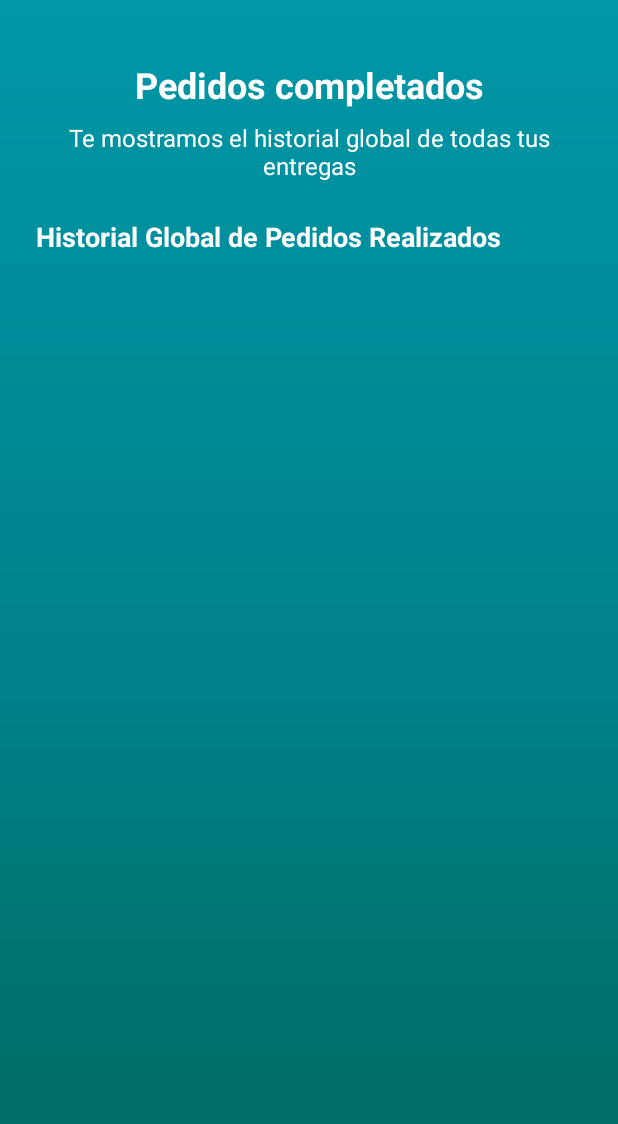
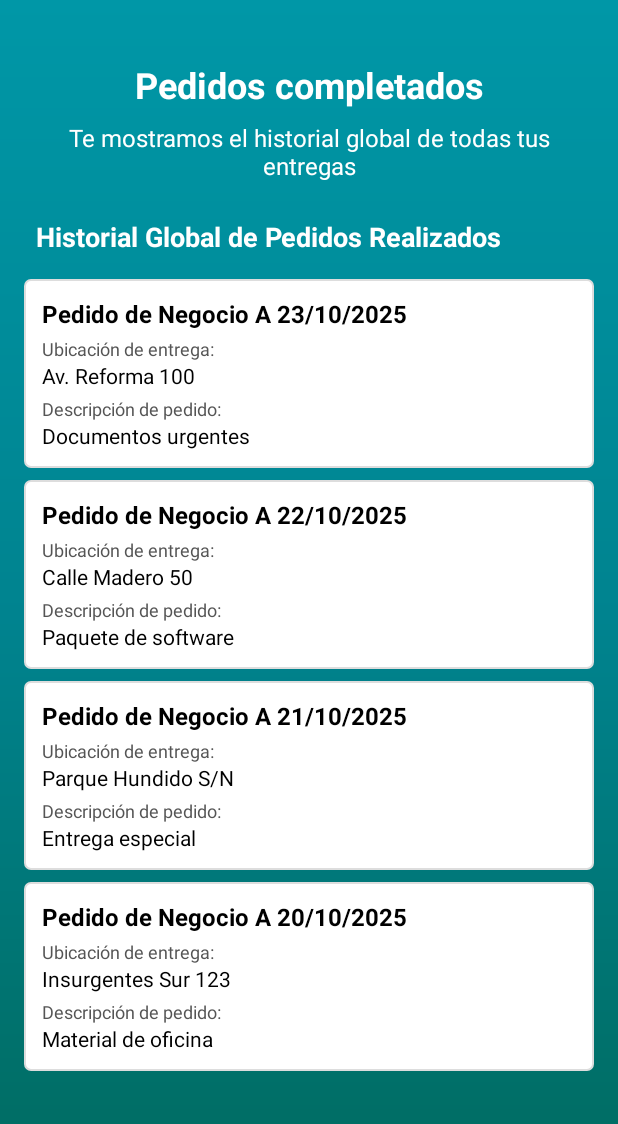
Before and after one commit to policodelabs-tech/Delivery_In-Transit, an Android app: the fragment RutasFragment shown on its own in the app's theme, on a phone screen of 412 x 824 dp. Shown: the top 1124 px of the screen. Run offline under Robolectric (Android 15) with nearby library versions, the phone set to English and light mode, and no system bars.

Commit message:
Version Preliminar (Look and fell terminado)

```diff
--- a/app/src/main/java/com/example/quickfleet/ui/rutas/RutasFragment.java
+++ b/app/src/main/java/com/example/quickfleet/ui/rutas/RutasFragment.java
@@ -1,32 +1,71 @@
 package com.example.quickfleet.ui.rutas;
 
 import android.os.Bundle;
+import android.util.Log;
 import android.view.LayoutInflater;
 import android.view.View;
 import android.view.ViewGroup;
-import android.widget.TextView;
 
 import androidx.annotation.NonNull;
+import androidx.annotation.Nullable;
 import androidx.fragment.app.Fragment;
-import androidx.lifecycle.ViewModelProvider;
+import androidx.recyclerview.widget.LinearLayoutManager; // Importar LayoutManager
 
-import com.example.quickfleet.databinding.FragmentRutasBinding;
+import com.example.quickfleet.databinding.FragmentRutasBinding; // Binding para este fragment
+import com.example.quickfleet.adapters.PedidoRealizadoAdapter; // Reutilizamos el adapter
+import com.example.quickfleet.models.Pedido; // Reutilizamos el modelo
 
+import java.util.ArrayList;
 
 public class RutasFragment extends Fragment {
 
     private FragmentRutasBinding binding;
 
-    public View onCreateView(@NonNull LayoutInflater inflater,
-                             ViewGroup container, Bundle savedInstanceState) {
-        RutasViewModel slideshowViewModel =
-                new ViewModelProvider(this).get(RutasViewModel.class);
+    // Variables para el RecyclerView
+    private PedidoRealizadoAdapter completedAdapter;
+    private ArrayList<Pedido> listaRutasCompletadas = new ArrayList<>();
 
+    @Override
+    public View onCreateView(@NonNull LayoutInflater inflater, @Nullable ViewGroup container,
+                             @Nullable Bundle savedInstanceState) {
         binding = FragmentRutasBinding.inflate(inflater, container, false);
-        View root = binding.getRoot();
+        return binding.getRoot();
+    }
 
-        return root;
+    @Override
+    public void onViewCreated(@NonNull View view, @Nullable Bundle savedInstanceState) {
+        super.onViewCreated(view, savedInstanceState);
+
+        // 1. Configurar el RecyclerView con un LayoutManager
+        binding.recyclerViewRutasCompletadas.setLayoutManager(new LinearLayoutManager(getContext()));
+
+        // 2. Inicializar el Adapter con nuestra lista (inicialmente vacía)
+        completedAdapter = new PedidoRealizadoAdapter(listaRutasCompletadas);
+
+        // 3. Asignar el Adapter al RecyclerView
+        binding.recyclerViewRutasCompletadas.setAdapter(completedAdapter);
+
+        // 4. Cargar los datos
+        loadCompletedRoutesData();
     }
+
+    private void loadCompletedRoutesData() {
+        // Simulación: crea datos de ejemplo si la lista está vacía
+        if (listaRutasCompletadas.isEmpty()) {
+            Log.d("RutasFragment", "Cargando datos de ejemplo...");
+            // Usamos el constructor para pedidos realizados
+            listaRutasCompletadas.add(new Pedido("R001", "Pedido de Negocio A 23/10/2025", "Av. Reforma 100", "Documentos urgentes"));
+            listaRutasCompletadas.add(new Pedido("R002", "Pedido de Negocio A 22/10/2025", "Calle Madero 50", "Paquete de software"));
+            listaRutasCompletadas.add(new Pedido("R003", "Pedido de Negocio A 21/10/2025", "Parque Hundido S/N", "Entrega especial"));
+            listaRutasCompletadas.add(new Pedido("R004", "Pedido de Negocio A 20/10/2025", "Insurgentes Sur 123", "Material de oficina"));
+        }
+
+        // 5. Notifica al adapter que los datos cambiaron (¡MUY IMPORTANTE!)
+        completedAdapter.notifyDataSetChanged();
+
+        Log.d("RutasFragment", "Datos cargados. Total: " + completedAdapter.getItemCount());
+    }
+
 
     @Override
     public void onDestroyView() {
--- a/app/src/main/res/layout/fragment_rutas.xml
+++ b/app/src/main/res/layout/fragment_rutas.xml
@@ -5,7 +5,6 @@
     android:layout_width="match_parent"
     android:layout_height="match_parent"
     android:orientation="vertical"
-    android:paddingtop="90dp"
     android:background="@drawable/gradient_background_teal"
     tools:context=".ui.rutas.RutasFragment">
 
```
